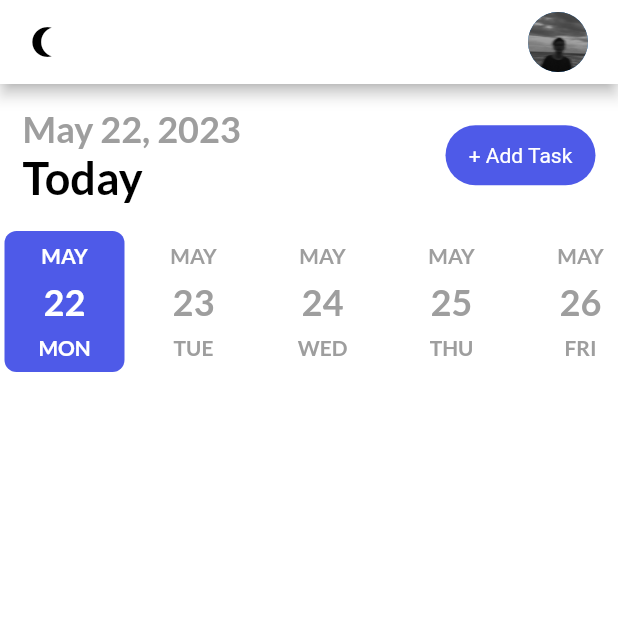
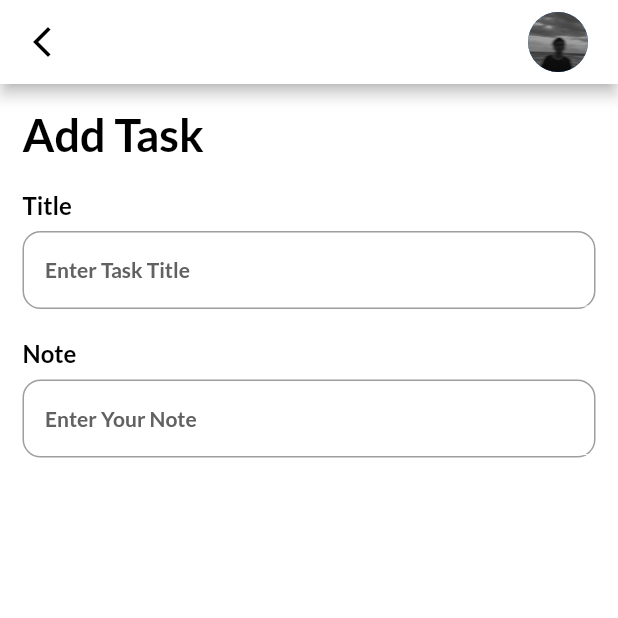
Before and after one commit to shidqi29/todolist_app, a Flutter app: the screen it shows after launch, after a tap on "+ Add Task", on a phone screen of 412 x 824 dp, the top half of it. Run offline on Flutter 3.47's test engine with Material 2 defaults, Android fonts, the phone set to English and light mode, and no system bars; drawn by our look-alikes of date_picker_timeline; our stand-ins replace flutter_local_notifications, get, get_storage, google_fonts, timezone.

Commit message:
add task page

```diff
--- /dev/null
+++ b/lib/screens/add_task_page.dart
@@ -0,0 +1,65 @@
+import 'package:flutter/material.dart';
+import 'package:get/get.dart';
+import 'package:todolist_app/ui/themes.dart';
+
+import '../ui/widgets/input_field.dart';
+
+class AddTaskPage extends StatelessWidget {
+  const AddTaskPage({super.key});
+
+  @override
+  Widget build(BuildContext context) {
+    return Scaffold(
+      backgroundColor: context.theme.scaffoldBackgroundColor,
+      appBar: _appBar(context),
+      body: Padding(
+        padding: const EdgeInsets.symmetric(horizontal: 15, vertical: 15),
+        child: SingleChildScrollView(
+          child: Column(
+            crossAxisAlignment: CrossAxisAlignment.start,
+            children: [
+              Text(
+                "Add Task",
+                style: headingStyle,
+              ),
+              InputField(
+                title: "Title",
+                hint: "Enter Task Title",
+              ),
+              InputField(
+                title: "Note",
+                hint: "Enter Your Note",
+              ),
+            ],
+          ),
+        ),
+      ),
+    );
+  }
+
+  _appBar(BuildContext context) {
+    return AppBar(
+      backgroundColor: context.theme.scaffoldBackgroundColor,
+      leading: GestureDetector(
+        onTap: () {
+          Get.back();
+        },
+        child: Icon(
+          Icons.arrow_back_ios_new_outlined,
+          size: 24,
+          color: Get.isDarkMode ? Colors.white : Colors.black,
+        ),
+      ),
+      actions: const [
+        CircleAvatar(
+          backgroundImage: AssetImage(
+            "images/profile.jpg",
+          ),
+        ),
+        SizedBox(
+          width: 20,
+        )
+      ],
+    );
+  }
+}
--- a/lib/screens/home_page.dart
+++ b/lib/screens/home_page.dart
@@ -2,6 +2,7 @@ import 'package:flutter/material.dart';
 import 'package:get/get.dart';
 import 'package:google_fonts/google_fonts.dart';
 import 'package:intl/intl.dart';
+import 'package:todolist_app/screens/add_task_page.dart';
 import 'package:todolist_app/services/notification_services.dart';
 import 'package:todolist_app/services/theme_services.dart';
 import 'package:todolist_app/ui/themes.dart';
@@ -120,7 +121,9 @@ class addTaskBar extends StatelessWidget {
           ),
           MyButton(
             label: "+ Add Task",
-            onTap: () {},
+            onTap: () {
+              Get.to(AddTaskPage());
+            },
           ),
         ],
       ),
--- a/lib/ui/themes.dart
+++ b/lib/ui/themes.dart
@@ -18,7 +18,7 @@ class Themes {
   );
   static final dark = ThemeData(
     scaffoldBackgroundColor: darkGreyClr,
-    primaryColor: darkGreyClr,
+    primaryColor: darkHeaderClr,
     brightness: Brightness.dark,
   );
 }
@@ -52,3 +52,23 @@ TextStyle get dayMonthStyle {
     ),
   );
 }
+
+TextStyle get titleStyle {
+  return GoogleFonts.lato(
+    textStyle: TextStyle(
+      fontSize: 16,
+      fontWeight: FontWeight.bold,
+      color: Get.isDarkMode ? Colors.white : Colors.black,
+    ),
+  );
+}
+
+TextStyle get subTitleStyle {
+  return GoogleFonts.lato(
+    textStyle: TextStyle(
+      fontSize: 14,
+      fontWeight: FontWeight.bold,
+      color: Get.isDarkMode ? Colors.grey[100] : Colors.grey[700],
+    ),
+  );
+}
--- /dev/null
+++ b/lib/ui/widgets/input_field.dart
@@ -0,0 +1,76 @@
+import 'package:flutter/material.dart';
+import 'package:flutter/src/widgets/framework.dart';
+import 'package:flutter/src/widgets/placeholder.dart';
+import 'package:get/get.dart';
+import 'package:todolist_app/ui/themes.dart';
+
+class InputField extends StatelessWidget {
+  final String title;
+  final String hint;
+  final TextEditingController? controller;
+  final Widget? widget;
+
+  const InputField(
+      {super.key,
+      required this.title,
+      required this.hint,
+      this.controller,
+      this.widget});
+
+  @override
+  Widget build(BuildContext context) {
+    return Container(
+      margin: EdgeInsets.only(top: 20),
+      child: Column(
+        crossAxisAlignment: CrossAxisAlignment.start,
+        children: [
+          Text(
+            title,
+            style: titleStyle,
+          ),
+          Container(
+            height: 52,
+            margin: EdgeInsets.only(top: 8),
+            padding: EdgeInsets.only(left: 14),
+            decoration: BoxDecoration(
+              border: Border.all(
+                color: Colors.grey,
+                width: 1,
+              ),
+              borderRadius: BorderRadius.circular(12),
+            ),
+            child: Row(
+              children: [
+                Expanded(
+                  child: TextFormField(
+                    autofocus: false,
+                    cursorColor:
+                        Get.isDarkMode ? Colors.grey[100] : Colors.grey[700],
+                    controller: controller,
+                    style: subTitleStyle,
+                    decoration: InputDecoration(
+                      hintText: hint,
+                      hintStyle: subTitleStyle,
+                      focusedBorder: UnderlineInputBorder(
+                        borderSide: BorderSide(
+                          color: context.theme.scaffoldBackgroundColor,
+                          width: 0,
+                        ),
+                      ),
+                      enabledBorder: UnderlineInputBorder(
+                        borderSide: BorderSide(
+                          color: context.theme.scaffoldBackgroundColor,
+                          width: 0,
+                        ),
+                      ),
+                    ),
+                  ),
+                ),
+              ],
+            ),
+          ),
+        ],
+      ),
+    );
+  }
+}
--- a/pubspec.yaml
+++ b/pubspec.yaml
@@ -34,6 +34,8 @@ dependencies:
     sdk: flutter
   flutter_local_notifications: ^14.1.0
   flutter_native_timezone: ^2.0.0
+  flutter_screenutil: ^5.5.3+2
+  flutter_staggered_animations: ^1.0.0
   get: null
   get_storage: null
   google_fonts: ^4.0.4
```
Also changed, not shown: pubspec.lock.
